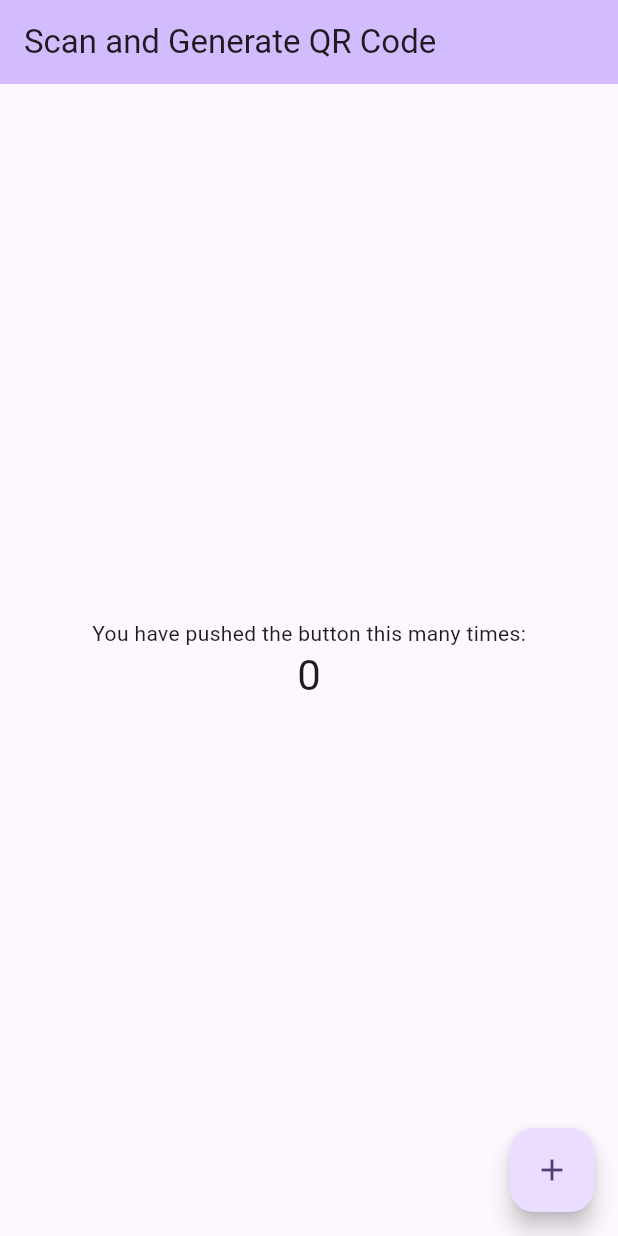
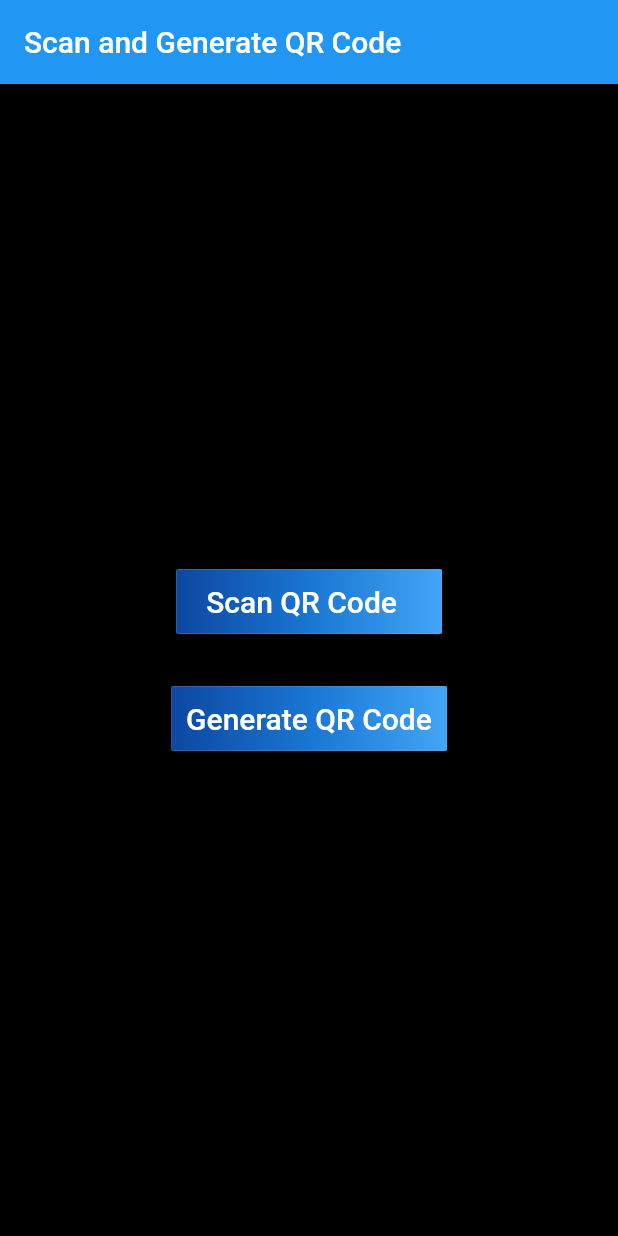
Before and after one commit to MSSohan/scan_and_generate_qr_code, a Flutter app: the screen it shows after launch, on a phone screen of 412 x 824 dp. Run offline on Flutter 3.47's test engine with Material 2 defaults, Android fonts, the phone set to English and light mode, and no system bars.

Commit message:
update ui

```diff
--- a/lib/main.dart
+++ b/lib/main.dart
@@ -1,125 +1,97 @@
 import 'package:flutter/material.dart';
+import 'package:flutter/services.dart';
+// import 'package:scan_and_generate_qr_code/pages/create_qr_code.dart';
+// import 'package:scan_and_generate_qr_code/pages/scan_qr_code.dart';
 
 void main() {
-  runApp(const MyApp());
+  WidgetsFlutterBinding.ensureInitialized();
+  SystemChrome.setPreferredOrientations(
+      [DeviceOrientation.portraitUp, DeviceOrientation.portraitDown]);
+
+  runApp(MyApp());
 }
 
 class MyApp extends StatelessWidget {
-  const MyApp({super.key});
-
-  // This widget is the root of your application.
   @override
   Widget build(BuildContext context) {
     return MaterialApp(
-      title: 'Flutter Demo',
+      title: 'Scan and Create QR Code',
       theme: ThemeData(
-        // This is the theme of your application.
-        //
-        // TRY THIS: Try running your application with "flutter run". You'll see
-        // the application has a blue toolbar. Then, without quitting the app,
-        // try changing the seedColor in the colorScheme below to Colors.green
-        // and then invoke "hot reload" (save your changes or press the "hot
-        // reload" button in a Flutter-supported IDE, or press "r" if you used
-        // the command line to start the app).
-        //
-        // Notice that the counter didn't reset back to zero; the application
-        // state is not lost during the reload. To reset the state, use hot
-        // restart instead.
-        //
-        // This works for code too, not just values: Most code changes can be
-        // tested with just a hot reload.
-        colorScheme: ColorScheme.fromSeed(seedColor: Colors.deepPurple),
-        useMaterial3: true,
+        primarySwatch: Colors.blue,
+        scaffoldBackgroundColor: Colors.black,
+        visualDensity: VisualDensity.adaptivePlatformDensity,
       ),
-      home: const MyHomePage(title: 'Scan and Generate QR Code'),
+      home: MyHomePage(title: 'Scan and Generate QR Code'),
     );
   }
 }
 
 class MyHomePage extends StatefulWidget {
-  const MyHomePage({super.key, required this.title});
-
-  // This widget is the home page of your application. It is stateful, meaning
-  // that it has a State object (defined below) that contains fields that affect
-  // how it looks.
-
-  // This class is the configuration for the state. It holds the values (in this
-  // case the title) provided by the parent (in this case the App widget) and
-  // used by the build method of the State. Fields in a Widget subclass are
-  // always marked "final".
+  MyHomePage({Key key, this.title}) : super(key: key);
 
   final String title;
 
   @override
-  State<MyHomePage> createState() => _MyHomePageState();
+  _MyHomePageState createState() => _MyHomePageState();
 }
 
 class _MyHomePageState extends State<MyHomePage> {
-  int _counter = 0;
-
-  void _incrementCounter() {
-    setState(() {
-      // This call to setState tells the Flutter framework that something has
-      // changed in this State, which causes it to rerun the build method below
-      // so that the display can reflect the updated values. If we changed
-      // _counter without calling setState(), then the build method would not be
-      // called again, and so nothing would appear to happen.
-      _counter++;
-    });
-  }
-
   @override
   Widget build(BuildContext context) {
-    // This method is rerun every time setState is called, for instance as done
-    // by the _incrementCounter method above.
-    //
-    // The Flutter framework has been optimized to make rerunning build methods
-    // fast, so that you can just rebuild anything that needs updating rather
-    // than having to individually change instances of widgets.
     return Scaffold(
       appBar: AppBar(
-        // TRY THIS: Try changing the color here to a specific color (to
-        // Colors.amber, perhaps?) and trigger a hot reload to see the AppBar
-        // change color while the other colors stay the same.
-        backgroundColor: Theme.of(context).colorScheme.inversePrimary,
-        // Here we take the value from the MyHomePage object that was created by
-        // the App.build method, and use it to set our appbar title.
         title: Text(widget.title),
       ),
       body: Center(
-        // Center is a layout widget. It takes a single child and positions it
-        // in the middle of the parent.
         child: Column(
-          // Column is also a layout widget. It takes a list of children and
-          // arranges them vertically. By default, it sizes itself to fit its
-          // children horizontally, and tries to be as tall as its parent.
-          //
-          // Column has various properties to control how it sizes itself and
-          // how it positions its children. Here we use mainAxisAlignment to
-          // center the children vertically; the main axis here is the vertical
-          // axis because Columns are vertical (the cross axis would be
-          // horizontal).
-          //
-          // TRY THIS: Invoke "debug painting" (choose the "Toggle Debug Paint"
-          // action in the IDE, or press "p" in the console), to see the
-          // wireframe for each widget.
           mainAxisAlignment: MainAxisAlignment.center,
           children: <Widget>[
-            const Text(
-              'You have pushed the button this many times:',
-            ),
-            Text(
-              '$_counter',
-              style: Theme.of(context).textTheme.headlineMedium,
-            ),
+            RaisedButton(
+                onPressed: () {
+                  Navigator.of(context).push(MaterialPageRoute(
+                      builder: (BuildContext context) => ScanQRCode()));
+                },
+                textColor: Colors.white,
+                padding: const EdgeInsets.all(0.0),
+                child: Container(
+                  decoration: const BoxDecoration(
+                    gradient: LinearGradient(
+                      colors: <Color>[
+                        Color(0xFF0D47A1),
+                        Color(0xFF1976D2),
+                        Color(0xFF42A5F5),
+                      ],
+                    ),
+                  ),
+                  padding: const EdgeInsets.all(10.0),
+                  child: const Text('  Scan QR Code    ',
+                      style: TextStyle(fontSize: 20)),
+                )),
+            const SizedBox(height: 30),
+            RaisedButton(
+                onPressed: () {
+                  Navigator.of(context).push(MaterialPageRoute(
+                      builder: (BuildContext context) => CreateQRCode()));
+                },
+                textColor: Colors.white,
+                padding: const EdgeInsets.all(0.0),
+                child: Container(
+                  decoration: const BoxDecoration(
+                    gradient: LinearGradient(
+                      colors: <Color>[
+                        Color(0xFF0D47A1),
+                        Color(0xFF1976D2),
+                        Color(0xFF42A5F5),
+                      ],
+                    ),
+                  ),
+                  padding: const EdgeInsets.all(10.0),
+                  child: const Text('Generate QR Code',
+                      style: TextStyle(fontSize: 20)),
+                )),
           ],
         ),
       ),
-      floatingActionButton: FloatingActionButton(
-        onPressed: _incrementCounter,
-        tooltip: 'Increment',
-        child: const Icon(Icons.add),
-      ), // This trailing comma makes auto-formatting nicer for build methods.
     );
   }
 }
```
